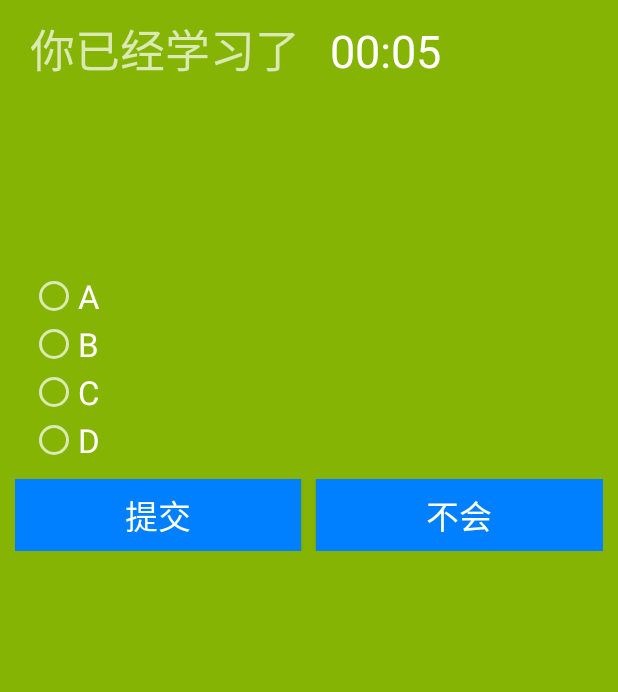
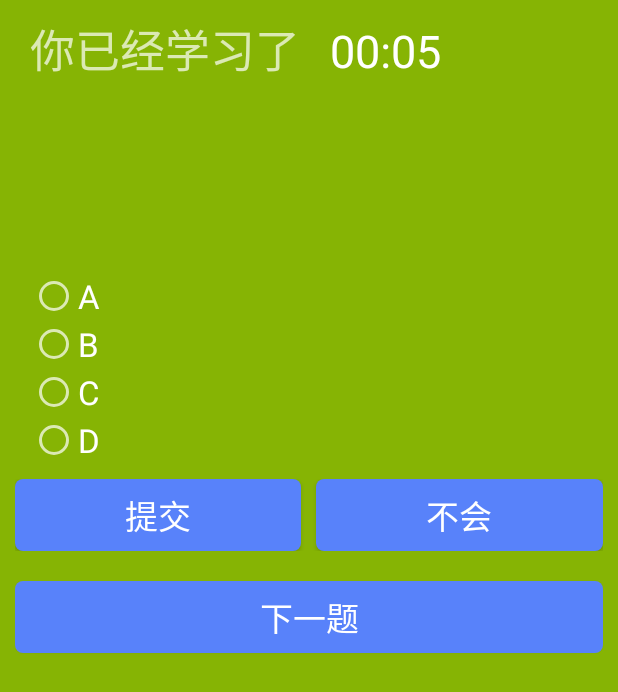
Before and after one commit to sysu18364092/Room, an Android app: the TestActivity screen opened directly, with no data from a screen before it, after a tap on "不会", on a phone screen of 412 x 824 dp. Shown: the top 692 px of the screen. Run offline under Robolectric (Android 15) with nearby library versions, the phone set to English and light mode, and no system bars; libraries missing offline, so code that uses them is left out: com.daquexian.flexiblerichtextview, org.scilab.forge; plain views replace FlexibleRichTextView; 8 statements that could not run were skipped; 1 other tap on this screen came first.

Commit message:
2021/6/11 version 061102

```diff
--- a/app/src/main/java/com/example/room/study/TestActivity.java
+++ b/app/src/main/java/com/example/room/study/TestActivity.java
@@ -30,6 +30,7 @@ import com.daquexian.flexiblerichtextview.FlexibleRichTextView;
 import com.example.room.MainActivity;
 import com.example.room.R;
 import com.example.room.shop.ShopActivity;
+import com.example.room.utils.NoMultiClickListener;
 
 import org.json.JSONArray;
 import org.json.JSONObject;
@@ -52,6 +53,8 @@ public class TestActivity extends AppCompatActivity {
     private RadioButton mRbOption;
     private Button mBtnSubmit ;
     private Button mBtnGiveUp ;
+    private Button mBtnBasicPractise ;
+    private Button mBtnNextQuestion ;
     private FlexibleRichTextView mFRTvQuestion;
     private FlexibleRichTextView mFRTvOptionA;
     private FlexibleRichTextView mFRTvOptionB;
@@ -90,7 +93,8 @@ public class TestActivity extends AppCompatActivity {
         mRgOptions = findViewById(R.id.rg_options);
         mBtnSubmit = findViewById(R.id.btn_submit);
         mBtnGiveUp = findViewById(R.id.btn_give_up);
-
+        mBtnBasicPractise = findViewById(R.id.btn_basic_practise);
+        mBtnNextQuestion = findViewById(R.id.btn_next_question);
         chronometer.setBase(SystemClock.elapsedRealtime());
         chronometer.start();
         //
@@ -101,6 +105,7 @@ public class TestActivity extends AppCompatActivity {
         mFRTvOptionD = findViewById(R.id.fr_tv_optionD);
         mFRTvAnalysis = findViewById(R.id.fr_tv_analysis);
         questionStudy = 0 ;
+        mBtnBasicPractise.setVisibility(View.GONE);
         startTest();
         sendQuestionContentWithOkHttp();
         // 监听选项
@@ -112,31 +117,29 @@ public class TestActivity extends AppCompatActivity {
             }
         });
         // 提交按钮
-        mBtnSubmit.setOnClickListener(new View.OnClickListener() {
+        mBtnSubmit.setOnClickListener(new NoMultiClickListener() {
             @Override
-            public void onClick(View v) {
+            public void onNoMultiClick(View v) {
                 if(mRgOptions.getCheckedRadioButtonId() == -1){
                     Toast.makeText(TestActivity.this,"还没选",Toast.LENGTH_SHORT).show();
                 }
                 else{
-                    mBtnSubmit.setEnabled(false);
-                    mBtnGiveUp.setEnabled(false);
                     check();
-                    mBtnSubmit.setEnabled(true);
-                    mBtnGiveUp.setEnabled(true);
                 }
             }
         });
+        mBtnBasicPractise.setOnClickListener(new NoMultiClickListener() {
+            @Override
+            public void onNoMultiClick(View v) {
+
+            }
+        });
         // 放弃按钮
-        mBtnGiveUp.setOnClickListener(new View.OnClickListener() {
+        mBtnGiveUp.setOnClickListener(new NoMultiClickListener() {
             @Override
-            public void onClick(View v) {
-                mBtnSubmit.setEnabled(false);
-                mBtnGiveUp.setEnabled(false);
+            public void onNoMultiClick(View v) {
                 showAnalysis();
                 sendQuestionResultWithOkHttp(false);
-                mBtnSubmit.setEnabled(true);
-                mBtnGiveUp.setEnabled(true);
             }
 
         });
@@ -234,6 +237,7 @@ public class TestActivity extends AppCompatActivity {
 
                     SharedPreferences studyPref = getSharedPreferences("study_state",MODE_PRIVATE);
                     int QId = studyPref.getInt("Qid",0);
+                    int questionType = studyPref.getInt("QuestionType",0);
                     OkHttpClient client = new OkHttpClient();
                     RequestBody requestBody = new FormBody.Builder()
                             .add("username",username)
@@ -355,10 +359,12 @@ public class TestActivity extends AppCompatActivity {
         Log.d("TestActivity","jsonData "+jsonData);
         try {
             JSONObject jsonObject =  new JSONObject(jsonData);
+
+            if (result==true){
                 JSONArray jsonArray = new JSONArray(jsonObject.getString("Qid"));
                 SharedPreferences pref = getSharedPreferences("login_state",MODE_PRIVATE);
                 String fileSavePath = pref.getString("FileSavePath",null);
-            int nextQuestion = updateQuestionBank(fileSavePath,jsonArray,result);
+                int nextQuestion = updateQuestionBank(fileSavePath,jsonArray);
                 if (nextQuestion!=-1){
                     SharedPreferences.Editor editor = getSharedPreferences("study_state",MODE_PRIVATE).edit();
                     editor.putInt("Qid",nextQuestion);
@@ -366,19 +372,27 @@ public class TestActivity extends AppCompatActivity {
                     sendQuestionContentWithOkHttp();
                 }
                 Log.d("TestActivity","nextQuestion  "+nextQuestion);
+            }
+            else{
+                SharedPreferences.Editor editor = getSharedPreferences("study_state",MODE_PRIVATE).edit();
+                editor.putInt("QuestionType",1);
+                editor.commit();
+                Log.d("TestActivity","QuestionType Changed");
+            }
         }catch (Exception e){
 
         }
     }
 
     /**
-     * 更新题库
+     * 首先将本地存储的Qid数组读出，更新题库
+     * 然后
      * 返回一道未写过的题
      * @param savePath
      * @param jsonArray
      * @return
      */
-    private int updateQuestionBank(String savePath,JSONArray jsonArray,boolean result){
+    private int updateQuestionBank(String savePath,JSONArray jsonArray){
         // 读
         File file = new File(savePath);
         FileInputStream fis = null;
@@ -406,7 +420,6 @@ public class TestActivity extends AppCompatActivity {
         // 读
 
         // 写
-        if(result==true){
         //SharedPreferences.Editor editor = getSharedPreferences("study_state",MODE_PRIVATE).edit();
         SharedPreferences pref = getSharedPreferences("study_state",MODE_PRIVATE);
         int questionDone = pref.getInt("questionDone",0);
@@ -430,10 +443,9 @@ public class TestActivity extends AppCompatActivity {
                 e.printStackTrace();
             }
         }
-        }
-        // 写
-
-        boolean finished = true ;// 判断所给题是否完成
+        //-----------------------------------
+        // 判断所给题是否完成
+        boolean finished = true ;
         try {
             Log.d("TestActivity","judging");
             int index = 0 ;
@@ -447,19 +459,16 @@ public class TestActivity extends AppCompatActivity {
                 }
             }
 
-            if (finished&&result==false){
-                return jsonArray.getInt(0);
-            }
             //表示已经完成了本章节的学习
-            else if (finished&&result==true){
+            if (finished){
                 Log.d("TestActivity","finished");
                 long elapsedTime = (SystemClock.elapsedRealtime()-chronometer.getBase())/60000 ;
                 Log.d("TestActivity","pass time "+(int)elapsedTime);
                 int time = (int) elapsedTime ;
-                SharedPreferences pref = getSharedPreferences("study_state",MODE_PRIVATE);
-                int chapter = pref.getInt("chapter",0);
+                SharedPreferences pref1 = getSharedPreferences("study_state",MODE_PRIVATE);
+                int chapter = pref1.getInt("chapter",0);
                 //更新完成章节表
-                JSONArray jsonArray1= new JSONArray(pref.getString("finishedChapter","[]"));
+                JSONArray jsonArray1= new JSONArray(pref1.getString("finishedChapter","[]"));
                 int totalChapter = jsonArray1.length();
                 int[] finishedChapter = new int[totalChapter];
                 for (int i=0;i<totalChapter;i++){
@@ -471,11 +480,10 @@ public class TestActivity extends AppCompatActivity {
                     jsonArray2.put(finishedChapter[j]);
                 }
                 //
-                SharedPreferences.Editor editor = getSharedPreferences("study_state",MODE_PRIVATE).edit();
-                editor.putInt("studyTime",time);
-                editor.putString("finishedChapter",jsonArray2.toString());
-                editor.commit();
-
+                SharedPreferences.Editor editor1 = getSharedPreferences("study_state",MODE_PRIVATE).edit();
+                editor1.putInt("studyTime",time);
+                editor1.putString("finishedChapter",jsonArray2.toString());
+                editor1.commit();
                 Intent intent = new Intent(TestActivity.this,ReportActivity.class);
                 startActivity(intent);
             }
@@ -484,6 +492,7 @@ public class TestActivity extends AppCompatActivity {
             }
 
             }catch (Exception e){ }
+        // 写
         return -1 ;
     }
 
--- a/app/src/main/java/com/example/room/utils/NoMultiClickListener.java
+++ b/app/src/main/java/com/example/room/utils/NoMultiClickListener.java
@@ -17,7 +17,7 @@ import android.view.View;
 public abstract class NoMultiClickListener implements View.OnClickListener {
 
     // 两次点击按钮之间的最小点击间隔时间(单位:ms)
-    private static final int MIN_CLICK_DELAY_TIME = 10000;
+    private static final int MIN_CLICK_DELAY_TIME = 1000;
     // 最后一次点击的时间
     private long lastClickTime;
 
--- a/app/src/main/res/layout/activity_test.xml
+++ b/app/src/main/res/layout/activity_test.xml
@@ -93,7 +93,7 @@
             android:layout_weight="1"
             android:text="提交"
             android:textSize="@dimen/font_22"
-            android:background="@color/blue"/>
+            android:background="@drawable/btn_login_selector"/>
         <Button
             android:id="@+id/btn_give_up"
             android:layout_marginLeft="@dimen/spacing_10"
@@ -102,8 +102,22 @@
             android:layout_weight="1"
             android:text="不会"
             android:textSize="@dimen/font_22"
-            android:background="@color/blue"/>
+            android:background="@drawable/btn_login_selector"/>
     </LinearLayout>
+    <Button
+        android:id="@+id/btn_next_question"
+        android:layout_width="match_parent"
+        android:layout_height="wrap_content"
+        android:layout_marginTop="@dimen/spacing_20"
+        android:text="下一题"
+        android:textSize="@dimen/font_22"
+        android:background="@drawable/btn_login_selector"/>
+    <Button
+        android:id="@+id/btn_basic_practise"
+        android:layout_width="match_parent"
+        android:layout_height="wrap_content"
+        android:layout_marginTop="@dimen/spacing_20"
+        android:background="@drawable/btn_login_selector"/>
     <com.daquexian.flexiblerichtextview.FlexibleRichTextView
         android:id="@+id/fr_tv_analysis"
         android:layout_width="match_parent"
```
Lines whose indentation alone changed are shown as unchanged.
